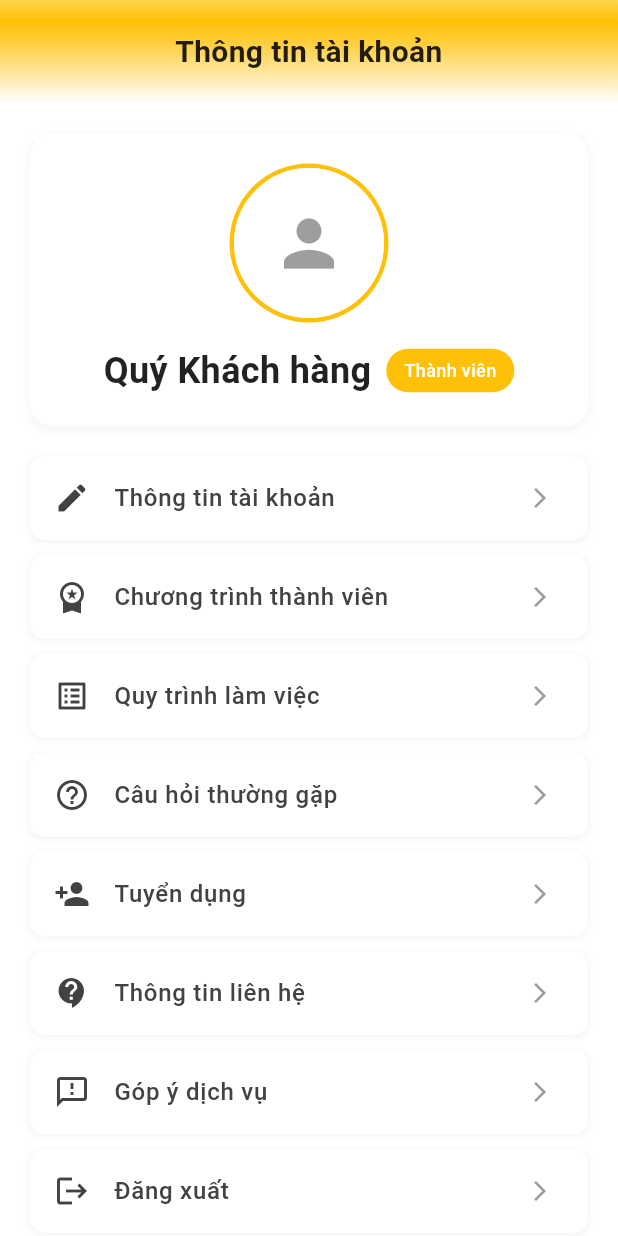
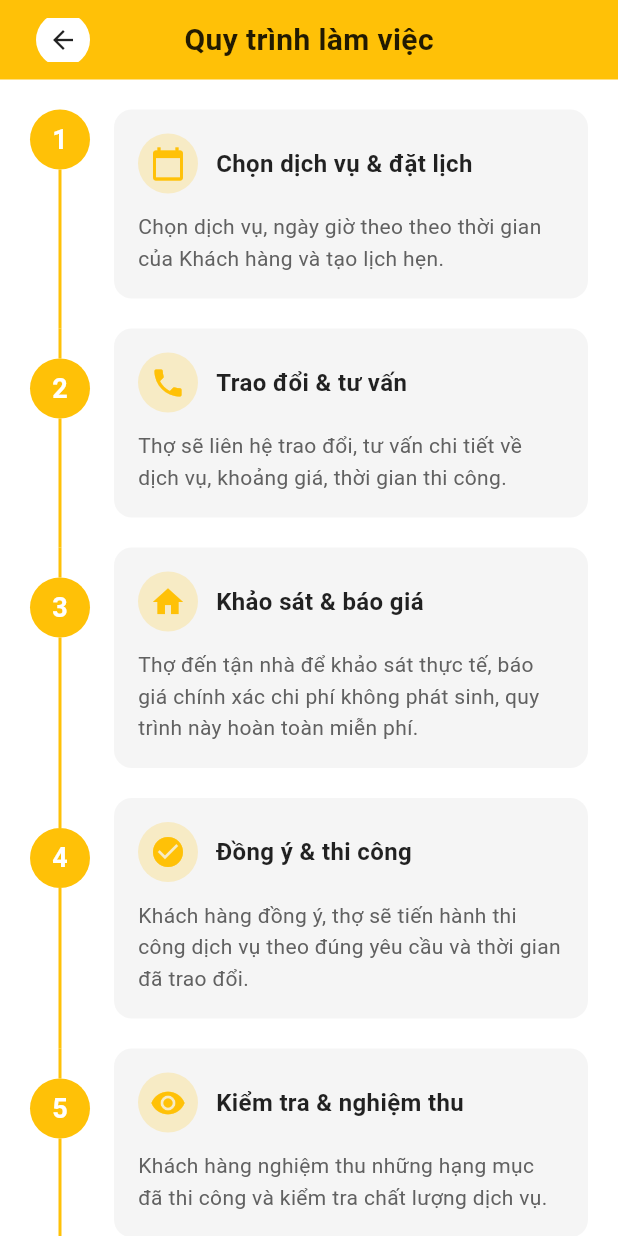
Before and after one commit to tuanpham2xx3/fix4home_mobile, a Flutter app: the ProfileScreen screen opened directly, after a tap on "Quy trình làm việc", on a phone screen of 412 x 824 dp. Run offline on Flutter 3.47's test engine with Material 3 defaults, Android fonts, the phone set to English and light mode, and no system bars; our stand-ins replace app_links, device_info_plus, dio, flutter_riverpod, flutter_secure_storage, flutter_svg and 4 more; accounts and stored records are empty.

Commit message:
impl work process screen

```diff
--- a/lib/features/home/presentation/profile_screen.dart
+++ b/lib/features/home/presentation/profile_screen.dart
@@ -4,6 +4,7 @@ import '../../auth/application/auth_controller.dart';
 import 'feedback_screen.dart';
 import 'account_info_screen.dart';
 import 'membership_screen.dart';
+import 'work_process_screen.dart';
 
 class ProfileScreen extends ConsumerWidget {
   const ProfileScreen({super.key});
@@ -176,7 +177,14 @@ class ProfileScreen extends ConsumerWidget {
           _buildMenuItem(
             icon: Icons.list_alt,
             title: 'Quy trình làm việc',
-            onTap: () {},
+            onTap: () {
+              Navigator.push(
+                context,
+                MaterialPageRoute(
+                  builder: (context) => const WorkProcessScreen(),
+                ),
+              );
+            },
           ),
           _buildMenuItem(
             icon: Icons.help_outline,
--- /dev/null
+++ b/lib/features/home/presentation/work_process_screen.dart
@@ -0,0 +1,318 @@
+import 'package:flutter/material.dart';
+import 'package:go_router/go_router.dart';
+
+class WorkProcessScreen extends StatelessWidget {
+  const WorkProcessScreen({super.key});
+
+  @override
+  Widget build(BuildContext context) {
+    return Scaffold(
+      backgroundColor: Colors.white,
+      body: SafeArea(
+        child: Column(
+          children: [
+            // Yellow header with back button
+            Container(
+              width: double.infinity,
+              padding: const EdgeInsets.symmetric(horizontal: 16, vertical: 12),
+              decoration: const BoxDecoration(
+                color: Color(0xFFFFC107),
+              ),
+              child: Stack(
+                alignment: Alignment.center,
+                children: [
+                  Positioned(
+                    left: 0,
+                    child: IconButton(
+                      icon: Container(
+                        width: 36,
+                        height: 36,
+                        decoration: const BoxDecoration(
+                          color: Colors.white,
+                          shape: BoxShape.circle,
+                        ),
+                        child: const Icon(
+                          Icons.arrow_back,
+                          color: Colors.black87,
+                          size: 20,
+                        ),
+                      ),
+                      onPressed: () => Navigator.pop(context),
+                    ),
+                  ),
+                  const Text(
+                    'Quy trình làm việc',
+                    style: TextStyle(
+                      fontSize: 20,
+                      fontWeight: FontWeight.bold,
+                      color: Colors.black87,
+                    ),
+                  ),
+                ],
+              ),
+            ),
+            // Content area
+            Expanded(
+              child: SingleChildScrollView(
+                padding: const EdgeInsets.all(20),
+                child: Column(
+                  crossAxisAlignment: CrossAxisAlignment.start,
+                  children: [
+                    // Steps 1-7
+                    _buildStep(
+                      stepNumber: 1,
+                      icon: Icons.calendar_today,
+                      title: 'Chọn dịch vụ & đặt lịch',
+                      description:
+                          'Chọn dịch vụ, ngày giờ theo theo thời gian của Khách hàng và tạo lịch hẹn.',
+                      isFirst: true,
+                    ),
+                    _buildStep(
+                      stepNumber: 2,
+                      icon: Icons.phone,
+                      title: 'Trao đổi & tư vấn',
+                      description:
+                          'Thợ sẽ liên hệ trao đổi, tư vấn chi tiết về dịch vụ, khoảng giá, thời gian thi công.',
+                    ),
+                    _buildStep(
+                      stepNumber: 3,
+                      icon: Icons.home,
+                      title: 'Khảo sát & báo giá',
+                      description:
+                          'Thợ đến tận nhà để khảo sát thực tế, báo giá chính xác chi phí không phát sinh, quy trình này hoàn toàn miễn phí.',
+                    ),
+                    _buildStep(
+                      stepNumber: 4,
+                      icon: Icons.check_circle,
+                      title: 'Đồng ý & thi công',
+                      description:
+                          'Khách hàng đồng ý, thợ sẽ tiến hành thi công dịch vụ theo đúng yêu cầu và thời gian đã trao đổi.',
+                    ),
+                    _buildStep(
+                      stepNumber: 5,
+                      icon: Icons.visibility,
+                      title: 'Kiểm tra & nghiệm thu',
+                      description:
+                          'Khách hàng nghiệm thu những hạng mục đã thi công và kiểm tra chất lượng dịch vụ.',
+                    ),
+                    _buildStep(
+                      stepNumber: 6,
+                      icon: Icons.star,
+                      title: 'Xác nhận & đánh giá',
+                      description:
+                          'Khách hàng xác nhận hoàn thành, đánh giá chất lượng dịch vụ, mức độ hài lòng, Thợ Việt luôn lắng nghe và cải thiện dịch vụ.',
+                    ),
+                    _buildStep(
+                      stepNumber: 7,
+                      icon: Icons.check_circle,
+                      title: 'Bảo hành & hậu mãi',
+                      description:
+                          'Thông tin bảo hành điện tử sẽ được cập nhật trong ứng dụng Thợ Việt, luôn có chế độ hậu mãi và hỗ trợ Khách hàng khi hết bảo hành.',
+                      isLast: true,
+                    ),
+                    const SizedBox(height: 30),
+                    // Quality Commitment Section
+                    _buildQualityCommitment(),
+                    const SizedBox(height: 30),
+                    // Book Now Button
+                    _buildBookNowButton(context),
+                    const SizedBox(height: 20),
+                  ],
+                ),
+              ),
+            ),
+          ],
+        ),
+      ),
+    );
+  }
+
+  Widget _buildStep({
+    required int stepNumber,
+    required IconData icon,
+    required String title,
+    required String description,
+    bool isFirst = false,
+    bool isLast = false,
+  }) {
+    return IntrinsicHeight(
+      child: Row(
+        crossAxisAlignment: CrossAxisAlignment.start,
+        children: [
+          // Timeline column
+          Column(
+            children: [
+              if (!isFirst)
+                Container(
+                  width: 2,
+                  height: 20,
+                  color: const Color(0xFFFFC107),
+                ),
+              // Step number circle
+              Container(
+                width: 40,
+                height: 40,
+                decoration: BoxDecoration(
+                  color: const Color(0xFFFFC107),
+                  shape: BoxShape.circle,
+                ),
+                child: Center(
+                  child: Text(
+                    '$stepNumber',
+                    style: const TextStyle(
+                      color: Colors.white,
+                      fontSize: 18,
+                      fontWeight: FontWeight.bold,
+                    ),
+                  ),
+                ),
+              ),
+              if (!isLast)
+                Expanded(
+                  child: Container(
+                    width: 2,
+                    color: const Color(0xFFFFC107),
+                  ),
+                ),
+            ],
+          ),
+          const SizedBox(width: 16),
+          // Content card
+          Expanded(
+            child: Container(
+              margin: const EdgeInsets.only(bottom: 20),
+              padding: const EdgeInsets.all(16),
+              decoration: BoxDecoration(
+                color: Colors.grey[100],
+                borderRadius: BorderRadius.circular(12),
+              ),
+              child: Column(
+                crossAxisAlignment: CrossAxisAlignment.start,
+                children: [
+                  Row(
+                    children: [
+                      Container(
+                        padding: const EdgeInsets.all(8),
+                        decoration: BoxDecoration(
+                          color: const Color(0xFFFFC107).withOpacity(0.2),
+                          shape: BoxShape.circle,
+                        ),
+                        child: Icon(
+                          icon,
+                          color: const Color(0xFFFFC107),
+                          size: 24,
+                        ),
+                      ),
+                      const SizedBox(width: 12),
+                      Expanded(
+                        child: Text(
+                          title,
+                          style: const TextStyle(
+                            fontSize: 16,
+                            fontWeight: FontWeight.bold,
+                            color: Colors.black87,
+                          ),
+                        ),
+                      ),
+                    ],
+                  ),
+                  const SizedBox(height: 12),
+                  Text(
+                    description,
+                    style: TextStyle(
+                      fontSize: 14,
+                      color: Colors.grey[700],
+                      height: 1.5,
+                    ),
+                  ),
+                ],
+              ),
+            ),
+          ),
+        ],
+      ),
+    );
+  }
+
+  Widget _buildQualityCommitment() {
+    return Container(
+      padding: const EdgeInsets.all(20),
+      decoration: BoxDecoration(
+        color: Colors.grey[100],
+        borderRadius: BorderRadius.circular(12),
+      ),
+      child: Column(
+        crossAxisAlignment: CrossAxisAlignment.start,
+        children: [
+          Row(
+            children: [
+              Container(
+                width: 32,
+                height: 32,
+                decoration: BoxDecoration(
+                  color: const Color(0xFFFFC107),
+                  shape: BoxShape.circle,
+                ),
+                child: const Center(
+                  child: Text(
+                    'i',
+                    style: TextStyle(
+                      color: Colors.white,
+                      fontSize: 20,
+                      fontWeight: FontWeight.bold,
+                    ),
+                  ),
+                ),
+              ),
+              const SizedBox(width: 12),
+              const Text(
+                'Cam kết chất lượng',
+                style: TextStyle(
+                  fontSize: 18,
+                  fontWeight: FontWeight.bold,
+                  color: Colors.black87,
+                ),
+              ),
+            ],
+          ),
+          const SizedBox(height: 16),
+          Text(
+            'Thợ Việt cam kết mang đến dịch vụ chất lượng tốt nhất với quy trình làm việc chuẩn hóa, đội ngũ thợ chuyên nghiệp và chính sách bảo hành rõ ràng, trường hợp nếu không xử lý dứt điểm, Thợ Việt sẵn sàng hoàn trả tiền cho Quý Khách hàng. Công ty chân thành cảm ơn Quý Khách hàng!',
+            style: TextStyle(
+              fontSize: 14,
+              color: Colors.grey[700],
+              height: 1.6,
+            ),
+          ),
+        ],
+      ),
+    );
+  }
+
+  Widget _buildBookNowButton(BuildContext context) {
+    return SizedBox(
+      width: double.infinity,
+      height: 56,
+      child: ElevatedButton(
+        onPressed: () {
+          context.push('/quick-booking');
+        },
+        style: ElevatedButton.styleFrom(
+          backgroundColor: const Color(0xFFFFC107),
+          shape: RoundedRectangleBorder(
+            borderRadius: BorderRadius.circular(12),
+          ),
+          elevation: 0,
+        ),
+        child: const Text(
+          'Đặt lịch ngay',
+          style: TextStyle(
+            fontSize: 18,
+            fontWeight: FontWeight.bold,
+            color: Colors.black87,
+          ),
+        ),
+      ),
+    );
+  }
+}
```
